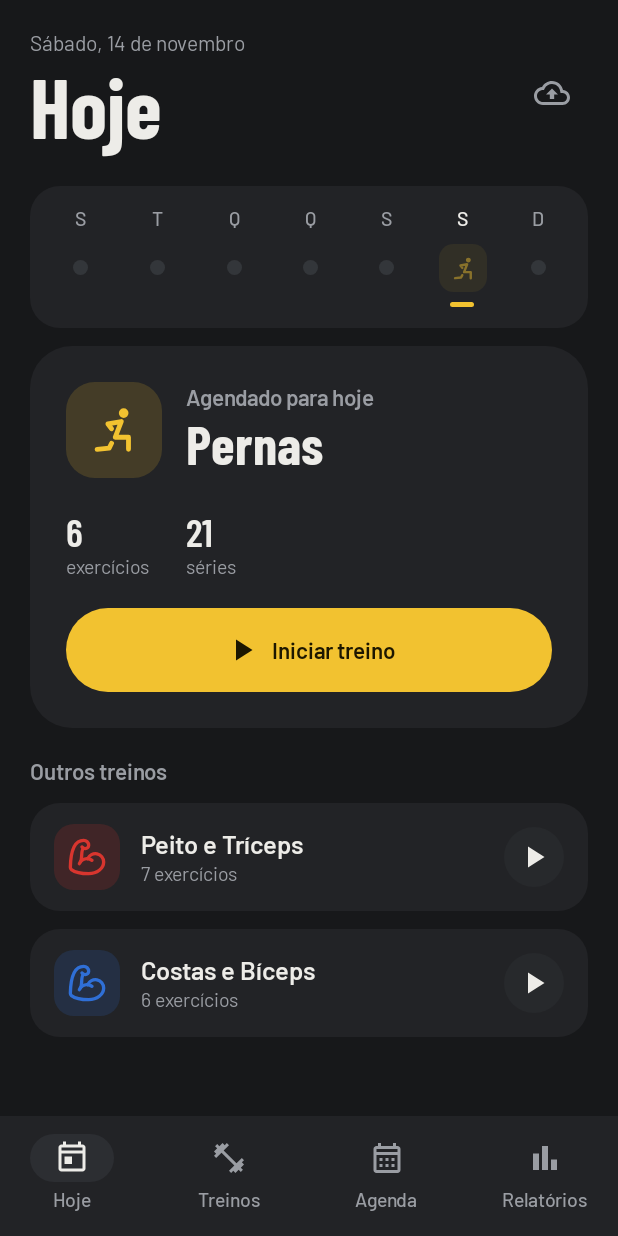
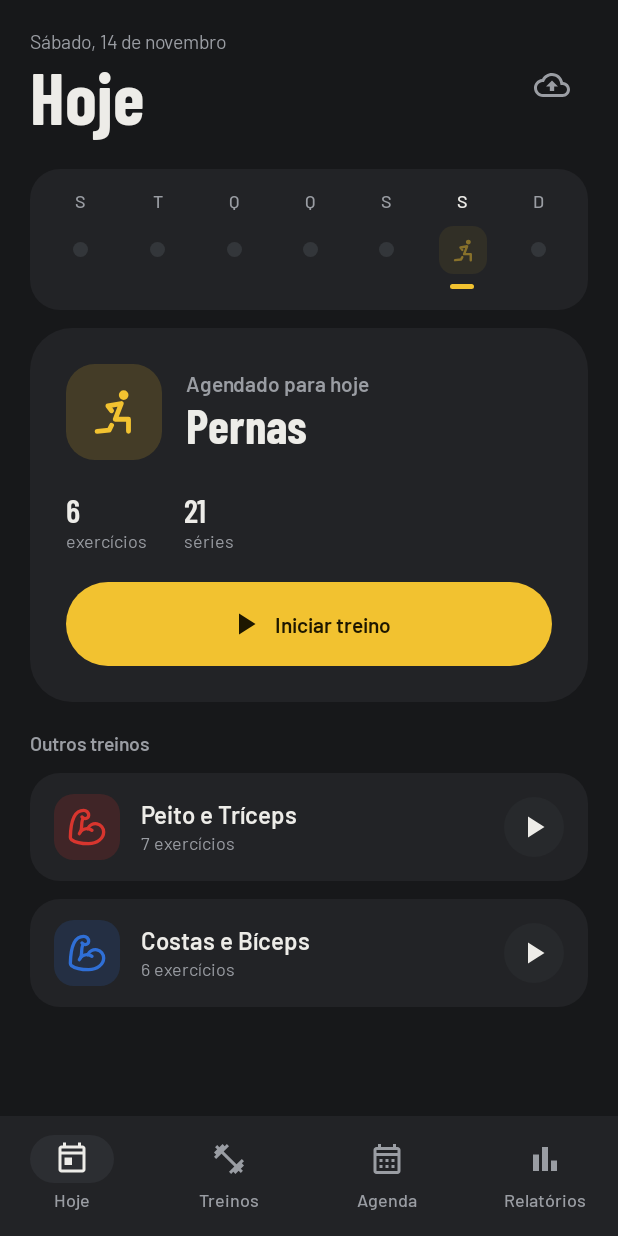
Before and after one commit to constDevDaniel/app-treino, an Android app built with Jetpack Compose: the screen it shows after launch (MainActivity), on a phone screen of 412 x 824 dp. Run offline under Robolectric (Android 15) with nearby library versions, the phone set to English and light mode, and no system bars; our stand-ins replace Room's generated code.

Commit message:
fix(ui): padronizar escala tipográfica conforme capturas originais (#13)

```diff
--- a/app/src/main/java/com/daniel/treino/ui/progresso/ProgressoScreen.kt
+++ b/app/src/main/java/com/daniel/treino/ui/progresso/ProgressoScreen.kt
@@ -42,7 +42,6 @@ import androidx.compose.ui.Modifier
 import androidx.compose.ui.graphics.Brush
 import androidx.compose.ui.text.TextStyle
 import androidx.compose.ui.unit.dp
-import androidx.compose.ui.unit.sp
 import androidx.lifecycle.SavedStateHandle
 import androidx.lifecycle.ViewModel
 import androidx.lifecycle.ViewModelProvider.AndroidViewModelFactory.Companion.APPLICATION_KEY
@@ -548,7 +547,7 @@ private fun eixoBase() =
     rememberAxisLabelComponent(
         style = TextStyle(
             color = MaterialTheme.colorScheme.onSurfaceVariant,
-            fontSize = 11.sp
+            fontSize = MaterialTheme.typography.labelSmall.fontSize
         )
     ) to rememberAxisLineComponent(
         fill = Fill(MaterialTheme.colorScheme.outlineVariant)
--- a/app/src/main/java/com/daniel/treino/ui/theme/Theme.kt
+++ b/app/src/main/java/com/daniel/treino/ui/theme/Theme.kt
@@ -108,21 +108,21 @@ private fun estiloCorpo(
 )
 
 val TipografiaTreino = Typography(
-    displayLarge = estiloDisplay(72, 72, FontWeight.Bold),
-    displayMedium = estiloDisplay(56, 58, FontWeight.Bold),
-    displaySmall = estiloDisplay(44, 48, FontWeight.Bold),
-    headlineLarge = estiloDisplay(36, 40, FontWeight.Bold),
-    headlineMedium = estiloDisplay(30, 34, FontWeight.Bold),
-    headlineSmall = estiloDisplay(26, 30, FontWeight.SemiBold),
-    titleLarge = estiloDisplay(24, 28, FontWeight.SemiBold),
-    titleMedium = estiloCorpo(17, 24, FontWeight.SemiBold),
-    titleSmall = estiloCorpo(15, 20, FontWeight.SemiBold),
-    bodyLarge = estiloCorpo(16, 24, FontWeight.Normal),
-    bodyMedium = estiloCorpo(14, 20, FontWeight.Normal),
-    bodySmall = estiloCorpo(13, 18, FontWeight.Normal),
-    labelLarge = estiloCorpo(15, 20, FontWeight.SemiBold),
-    labelMedium = estiloCorpo(13, 16, FontWeight.Medium),
-    labelSmall = estiloCorpo(12, 16, FontWeight.Medium),
+    displayLarge = estiloDisplay(64, 66, FontWeight.Bold),
+    displayMedium = estiloDisplay(48, 54, FontWeight.Bold),
+    displaySmall = estiloDisplay(40, 44, FontWeight.Bold),
+    headlineLarge = estiloDisplay(32, 35, FontWeight.Bold),
+    headlineMedium = estiloDisplay(26, 30, FontWeight.Bold),
+    headlineSmall = estiloDisplay(22, 25, FontWeight.SemiBold),
+    titleLarge = estiloDisplay(20, 23, FontWeight.SemiBold),
+    titleMedium = estiloCorpo(16, 20, FontWeight.SemiBold),
+    titleSmall = estiloCorpo(13, 16, FontWeight.SemiBold),
+    bodyLarge = estiloCorpo(15, 19, FontWeight.Normal),
+    bodyMedium = estiloCorpo(13, 16, FontWeight.Normal),
+    bodySmall = estiloCorpo(12, 14, FontWeight.Normal),
+    labelLarge = estiloCorpo(14, 16, FontWeight.SemiBold),
+    labelMedium = estiloCorpo(12, 14, FontWeight.Medium),
+    labelSmall = estiloCorpo(11, 13, FontWeight.Medium),
 )
 
 val FormasTreino = Shapes(
```
